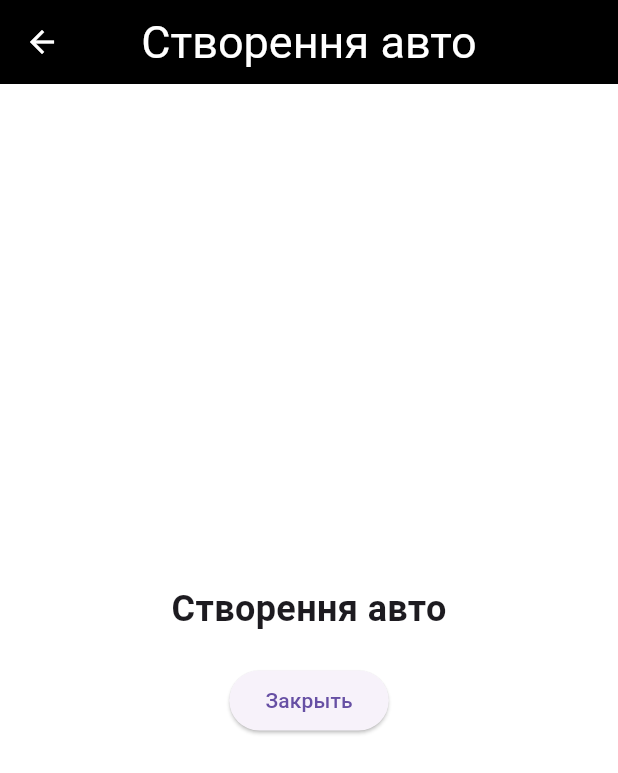
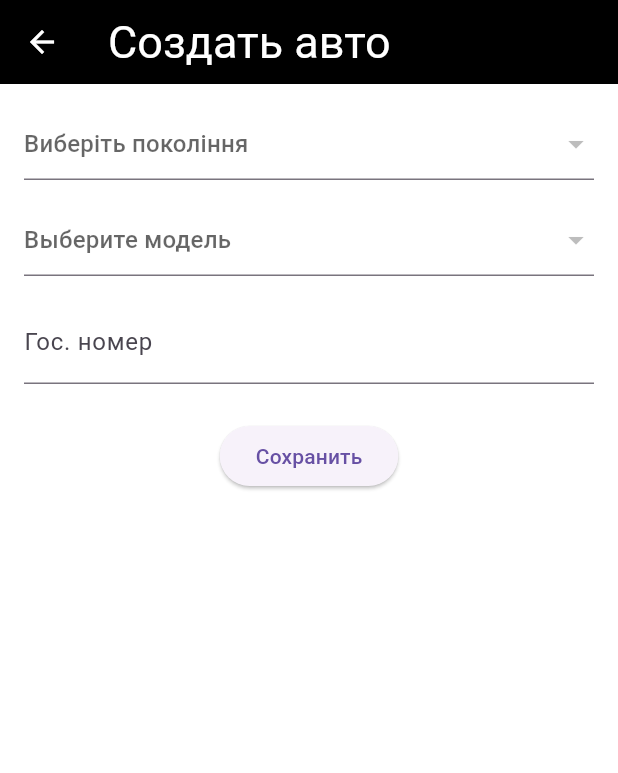
Before and after one commit to artem20210413/TTclubUA_Flutter, a Flutter app: the CreateCarScreen screen opened directly, on a phone screen of 412 x 824 dp. Shown: the top 773 px of the screen. Run offline on Flutter 3.47's test engine with Material 3 defaults, Android fonts, the phone set to English and light mode, and no system bars; our stand-ins replace dio, shared_preferences; accounts and stored records are empty; network calls fail.

Commit message:
added screen create car

```diff
--- a/lib/Storage/UserStorage.dart
+++ b/lib/Storage/UserStorage.dart
@@ -72,7 +72,7 @@ class UserStorage {
     if (res.statusCode == 200) {
       final resBody = json.decode(res.body);
       await saveUserInfo(resBody['data']['user']);
-
+      print('token: ' + (token ?? ''));
       return true;
     }
 
@@ -141,6 +141,7 @@ class UserStorage {
         .where((role) => roleStrings.contains(role.name))
         .toList();
   }
+
 //TODO не верно1!!!!
   /// Проверка, есть ли у пользователя одна из указанных ролей
   static Future<bool> whereInRole(List<UserRole> roles) async {
--- a/lib/api/routs.dart
+++ b/lib/api/routs.dart
@@ -14,3 +14,6 @@ const URL_LOGOUT = '${_HOST}/api/logout';
 const URL_USER = '${_HOST}/api/user';
 
 const URL_CITIES = '${_HOST}/api/cities';
+
+const URL_MODELS = '${_HOST}/api/models';
+const URL_GENES = '${_HOST}/api/genes';
--- a/lib/pages/Nav/Admin/CreateCarScreen.dart
+++ b/lib/pages/Nav/Admin/CreateCarScreen.dart
@@ -1,31 +1,172 @@
+// import 'package:flutter/material.dart';
+//
+// import '../../../components/CustomAppBar.dart';
+//
+// class CreateCarScreen extends StatelessWidget {
+//   const CreateCarScreen({super.key});
+//
+//   @override
+//   Widget build(BuildContext context) {
+//     return Scaffold(
+//       appBar: CustomAppBar(
+//         'Створення авто',
+//         automaticallyImplyLeading: true,
+//       ),
+//       body: Center(
+//         child: Column(
+//           mainAxisAlignment: MainAxisAlignment.center,
+//           children: [
+//             Text(
+//               'Створення авто',
+//               style: TextStyle(fontSize: 24, fontWeight: FontWeight.bold),
+//             ),
+//             SizedBox(height: 20),
+//             ElevatedButton(
+//               onPressed: () => Navigator.pop(context),
+//               child: Text('Закрыть'),
+//             ),
+//           ],
+//         ),
+//       ),
+//     );
+//   }
+// }
+
 import 'package:flutter/material.dart';
+import 'package:dio/dio.dart';
 
-import '../../../components/CustomAppBar.dart';
+import '../../../Storage/UserStorage.dart';
+import '../../../api/routs/car/car.dart';
 
-class CreateCarScreen extends StatelessWidget {
-  const CreateCarScreen({super.key});
+class CreateCarScreen extends StatefulWidget {
+  @override
+  _CreateCarScreenState createState() => _CreateCarScreenState();
+}
+
+class _CreateCarScreenState extends State<CreateCarScreen> {
+  final _formKey = GlobalKey<FormState>();
+  final TextEditingController _licensePlateController = TextEditingController();
+
+  int? _selectedGene;
+  int? _selectedModel;
+  List<Map<String, dynamic>> _genes = [];
+  List<Map<String, dynamic>> _models = [];
+
+  @override
+  void initState() {
+    super.initState();
+    _fetchGenes();
+    _fetchModels();
+  }
+
+  Future<void> _fetchGenes() async {
+    try {
+      final token = await UserStorage.getToken();
+      final resGenes = await GET_GENES(token);
+      setState(() {
+        _genes = List<Map<String, dynamic>>.from(resGenes.data['data']['genes']);
+      });
+    } catch (e) {
+      print('Ошибка загрузки genes: $e');
+    }
+  }
+
+  Future<void> _fetchModels() async {
+    try {
+      final response = await Dio().get(
+        'https://tt.tishchenko.kiev.ua/api/models',
+        options: Options(
+          headers: {
+            'Authorization':
+                'Bearer 57|ttClub_JmWgBF9omP69V3yfwJF3zOUaEWhRMw7WiJenNVFK80462dd6',
+            // Заменить на реальный токен
+          },
+        ),
+      );
+      setState(() {
+        _models = List<Map<String, dynamic>>.from(response.data['data']['genes']);
+        _selectedModel = null;
+      });
+    } catch (e) {
+      print('Ошибка загрузки models: $e');
+    }
+  }
+
+  void _submitForm() {
+    if (_formKey.currentState!.validate() &&
+        _selectedGene != null &&
+        _selectedModel != null) {
+      final data = {
+        "user_id": null,
+        "gene_id": _selectedGene,
+        "model_id": _selectedModel,
+        "name": null,
+        "vin_code": null,
+        "license_plate": _licensePlateController.text,
+        "personalized_license_plate": null
+      };
+      print("Отправка данных: $data");
+    } else {
+      print("Заполните все поля");
+    }
+  }
 
   @override
   Widget build(BuildContext context) {
     return Scaffold(
-      appBar: CustomAppBar(
-        'Створення авто',
-        automaticallyImplyLeading: true,
-      ),
-      body: Center(
-        child: Column(
-          mainAxisAlignment: MainAxisAlignment.center,
-          children: [
-            Text(
-              'Створення авто',
-              style: TextStyle(fontSize: 24, fontWeight: FontWeight.bold),
-            ),
-            SizedBox(height: 20),
-            ElevatedButton(
-              onPressed: () => Navigator.pop(context),
-              child: Text('Закрыть'),
-            ),
-          ],
+      appBar: AppBar(title: Text("Создать авто")),
+      body: Padding(
+        padding: const EdgeInsets.all(16.0),
+        child: Form(
+          key: _formKey,
+          child: Column(
+            children: [
+              DropdownButtonFormField<int>(
+                value: _selectedGene,
+                hint: Text("Виберіть покоління"),
+                items: _genes.map((gene) {
+                  return DropdownMenuItem<int>(
+                    value: gene['id'],
+                    child: Text(gene['name']),
+                  );
+                }).toList(),
+                onChanged: (value) {
+                  setState(() {
+                    _selectedGene = value;
+                  });
+                },
+                validator: (value) => value == null ? "Виберіть покоління" : null,
+              ),
+              SizedBox(height: 16),
+              DropdownButtonFormField<int>(
+                value: _selectedModel,
+                hint: Text("Выберите модель"),
+                items: _models.map((model) {
+                  return DropdownMenuItem<int>(
+                    value: model['id'],
+                    child: Text(model['name']),
+                  );
+                }).toList(),
+                onChanged: (value) {
+                  setState(() {
+                    _selectedModel = value;
+                  });
+                },
+                validator: (value) => value == null ? "Выберите модель" : null,
+              ),
+              SizedBox(height: 16),
+              TextFormField(
+                controller: _licensePlateController,
+                decoration: InputDecoration(labelText: "Гос. номер"),
+                validator: (value) => value!.isEmpty ? "Введите номер" : null,
+              ),
+              SizedBox(height: 24),
+              ElevatedButton(
+                onPressed: _submitForm,
+                child: Text("Сохранить"),
+              ),
+            ],
+          ),
         ),
       ),
     );
--- a/pubspec.yaml
+++ b/pubspec.yaml
@@ -34,6 +34,7 @@ dependencies:
   http: ^0.13.3
   shared_preferences: ^2.0.11
   local_auth: ^2.1.0  # Используйте актуальную версию плагина
+  dio: ^5.4.0
 
 
 
```
Also changed, not shown: lib/api/routs/car/car.dart (added, +25 -0 lines), pubspec.lock, 4 other files.
